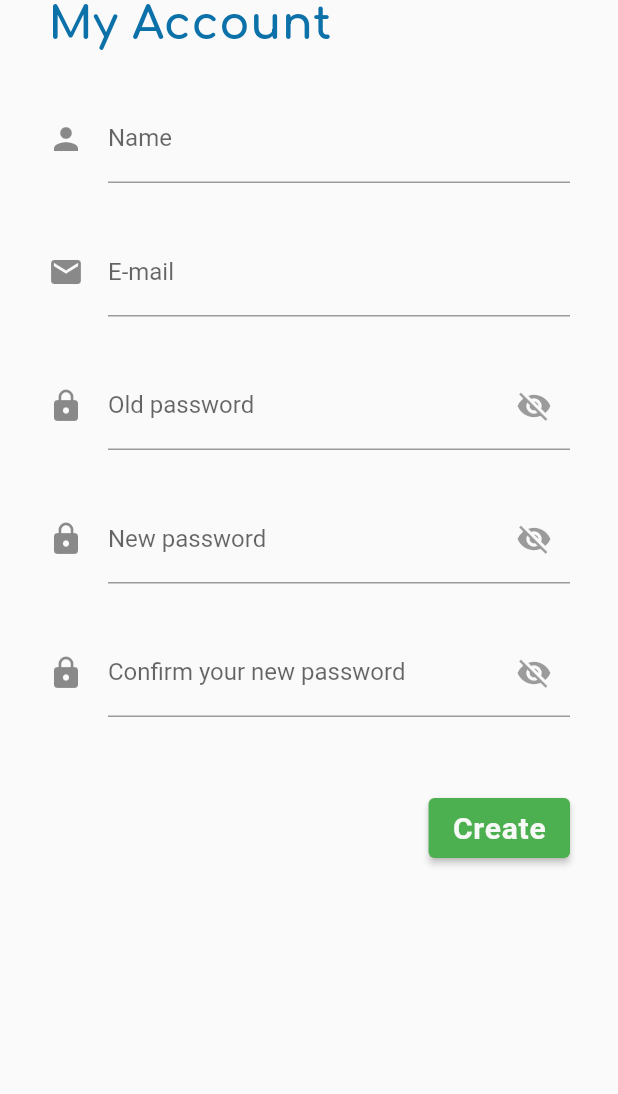
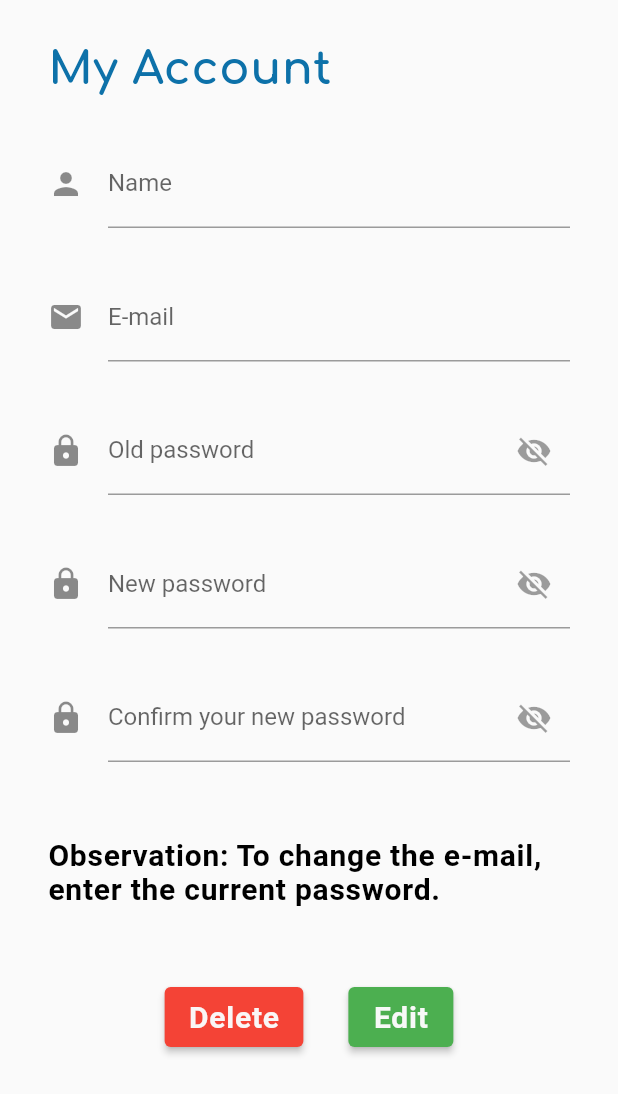
Before and after one commit to joaoaugustoss/LDDM, a Flutter app: the DadosConta widget shown alone on an empty page, opened directly, on a phone screen of 412 x 824 dp. Shown: the top 1094 px of the screen. Run offline on Flutter 3.47's test engine with Material 2 defaults, Android fonts, the phone set to English and light mode, and no system bars; our stand-ins replace animated_splash_screen, easy_splash_screen, flutter_rating_stars, google_fonts, page_transition, shared_preferences; missing offline and left inert: image_card, navigation_drawer_menu; accounts and stored records are empty; network calls fail.

Commit message:
update recipe

```diff
--- a/app/lib/DadosConta.dart
+++ b/app/lib/DadosConta.dart
@@ -9,8 +9,6 @@ class DadosConta extends StatefulWidget {
 }
 
 class _DadosConta extends State<DadosConta> {
-  // Create a global key that uniquely identifies the Form widget
-  // and allows validation of the form.
   final _formKey = GlobalKey<FormState>();
   bool _showOldPassword = false;
   bool _showNewPassword = false;
@@ -24,127 +22,14 @@ class _DadosConta extends State<DadosConta> {
 
   @override
   Widget build(BuildContext context) {
-    // Build a Form widget using the _formKey created above.
-    /*return Form(
-      key: _formKey,
-      child: SingleChildScrollView(
-        child: Column(
-            //crossAxisAlignment: CrossAxisAlignment.start,
-            mainAxisAlignment: MainAxisAlignment.start,
-            children: <Widget>[
-              Container(
-                margin: EdgeInsets.only(left: 32, top: 0, right: 32),
-                child: Row(
-                  children: [
-                    Text(
-                      "My Account",
-                      textAlign: TextAlign.left,
-                      style: GoogleFonts.comfortaa(
-                        textStyle: TextStyle(
-                          letterSpacing: .5,
-                          fontSize: 30,
-                          fontWeight: FontWeight.bold,
-                          color: Color.fromARGB(250, 8, 110, 167),
-                        ),
-                      ),
-                    ),
-                  ],
-                ),
-              ),
-              Container(
-                  margin: EdgeInsets.only(left: 32, top: 50, right: 32),
-                  child: Row(
-                    children: [
-                      Container(
-                        child: Column(
-                          children: [
-                            Text(
-                              "Name:",
-                              textAlign: TextAlign.center,
-                              style: GoogleFonts.roboto(
-                                textStyle: TextStyle(
-                                    letterSpacing: .5,
-                                    fontSize: 25,
-                                    color: Color.fromARGB(250, 0, 0, 0)),
-                              ),
-                            ),
-                          ],
-                        ),
-                      ),
-                      Container(
-                        child: Column(
-                          children: [
-                            Container(
-                              margin:
-                                  EdgeInsets.only(left: 32, top: 30, right: 32),
-                              child: TextFormField(
-                                controller: _textEditingControllerNome,
-                                keyboardType: TextInputType.text,
-                                decoration: const InputDecoration(
-                                  icon: const Icon(Icons.person),
-                                  hintText: 'Enter your full name',
-                                  labelText: 'Name',
-                                ),
-                                validator: (value) {
-                                  if (value == "") {
-                                    return 'Please enter some text';
-                                  }
-                                  return null;
-                                },
-                              ),
-                            ),
-                          ],
-                        ),
-                      ),
-                    ],
-                  )),/*
-              Container(
-                  margin: EdgeInsets.only(left: 32, top: 50, right: 32),
-                  child: Row(
-                    children: [
-                      Text(
-                        "Name:",
-                        textAlign: TextAlign.center,
-                        style: GoogleFonts.roboto(
-                          textStyle: TextStyle(
-                              letterSpacing: .5,
-                              fontSize: 25,
-                              color: Color.fromARGB(250, 0, 0, 0)),
-                        ),
-                      ),
-                    ],
-                  ))*/
-
-              /*Container(
-                child:TextFormField(
-                  controller: _textEditingControllerNome,
-                  keyboardType: TextInputType.text,
-                  decoration: const InputDecoration(
-                    icon: const Icon(Icons.person),
-                    hintText: 'Enter your full name',
-                    labelText: 'Name',
-                  ),
-                  validator: (value) {
-                    if (value == "") {
-                      return 'Please enter some text';
-                    }
-                    return null;
-                  },
-                ),
-              )*/
-            ]),
-      ),
-    );
-  }*/
     return Form(
       key: _formKey,
       child: SingleChildScrollView(
         child: Column(
-          //crossAxisAlignment: CrossAxisAlignment.start,
           mainAxisAlignment: MainAxisAlignment.start,
           children: <Widget>[
             Container(
-              margin: EdgeInsets.only(left: 32, top: 0, right: 32),
+              margin: EdgeInsets.only(left: 32, top: 30, right: 32),
               child: Row(
                 children: [
                   Text(
@@ -211,7 +96,9 @@ class _DadosConta extends State<DadosConta> {
                   labelText: 'Old password',
                   suffixIcon: GestureDetector(
                       child: Icon(
-                          _showOldPassword == false ? Icons.visibility_off : Icons
+                          _showOldPassword == false
+                              ? Icons.visibility_off
+                              : Icons
                               .visibility, color: Colors.black38),
                       onTap: () {
                         setState(() {
@@ -241,7 +128,9 @@ class _DadosConta extends State<DadosConta> {
                   labelText: 'New password',
                   suffixIcon: GestureDetector(
                       child: Icon(
-                          _showNewPassword == false ? Icons.visibility_off : Icons
+                          _showNewPassword == false
+                              ? Icons.visibility_off
+                              : Icons
                               .visibility, color: Colors.black38),
                       onTap: () {
                         setState(() {
@@ -293,10 +182,60 @@ class _DadosConta extends State<DadosConta> {
             Container(
                 margin: EdgeInsets.only(left: 32, top: 50, right: 32),
                 child: Row(
-                mainAxisAlignment: MainAxisAlignment.end,
+                    mainAxisAlignment: MainAxisAlignment.center,
                     children: [
-                  ElevatedButton(
-                    child: Text("Create",
+                      Flexible (
+                        child: Text("Observation: To change the e-mail, enter the current password.",
+                            style: GoogleFonts.roboto(
+                                textStyle: TextStyle(
+                                    letterSpacing: .5,
+                                    fontSize: 20,
+                                    fontWeight: FontWeight.bold,
+                                    color: Colors.black
+                                )
+                            )
+                        )
+                      )
+                    ]
+                )
+            ),
+
+            Container(
+              margin: EdgeInsets.only(left: 32, top: 50, right: 32, bottom: 50),
+              child: Row(
+                mainAxisAlignment: MainAxisAlignment.center,
+                children: [
+
+                  Container (
+                    margin: EdgeInsets.only(right: 30),
+                    child: ElevatedButton(
+                      child: Text("Delete",
+                          style: GoogleFonts.roboto(
+                              textStyle: TextStyle(
+                                  letterSpacing: .5,
+                                  fontSize: 20,
+                                  fontWeight: FontWeight.bold,
+                                  color: Color.fromARGB(250, 250, 250, 250)))),
+                      style: ButtonStyle(
+                          backgroundColor:
+                          MaterialStateProperty.all<Color>(Colors.red),
+                          minimumSize: MaterialStateProperty.all(Size(70, 40))),
+                      onPressed: () =>
+                      {
+                        //if (ingredientes.length > 0)
+                        //{
+                        //Navigator.push(
+                        context,
+                        //MaterialPageRoute(builder: (context) => ShowNull()),
+                        //),
+                        // },
+                      },
+                    ),
+                  ),
+
+                  Container(
+                    child: ElevatedButton(
+                      child: Text("Edit",
                           style: GoogleFonts.roboto(
                               textStyle: TextStyle(
                                   letterSpacing: .5,
@@ -318,6 +257,7 @@ class _DadosConta extends State<DadosConta> {
                         // },
                       },
                     ),
+                  )
                 ],
               ),
             ),
```
Also changed, not shown: app/lib/Cadastro.dart (+10 -2 lines), app/lib/Menu.dart (+7 -6 lines), app/lib/Receita.dart (+54 -18 lines). Lines whose indentation alone changed are shown as unchanged.
